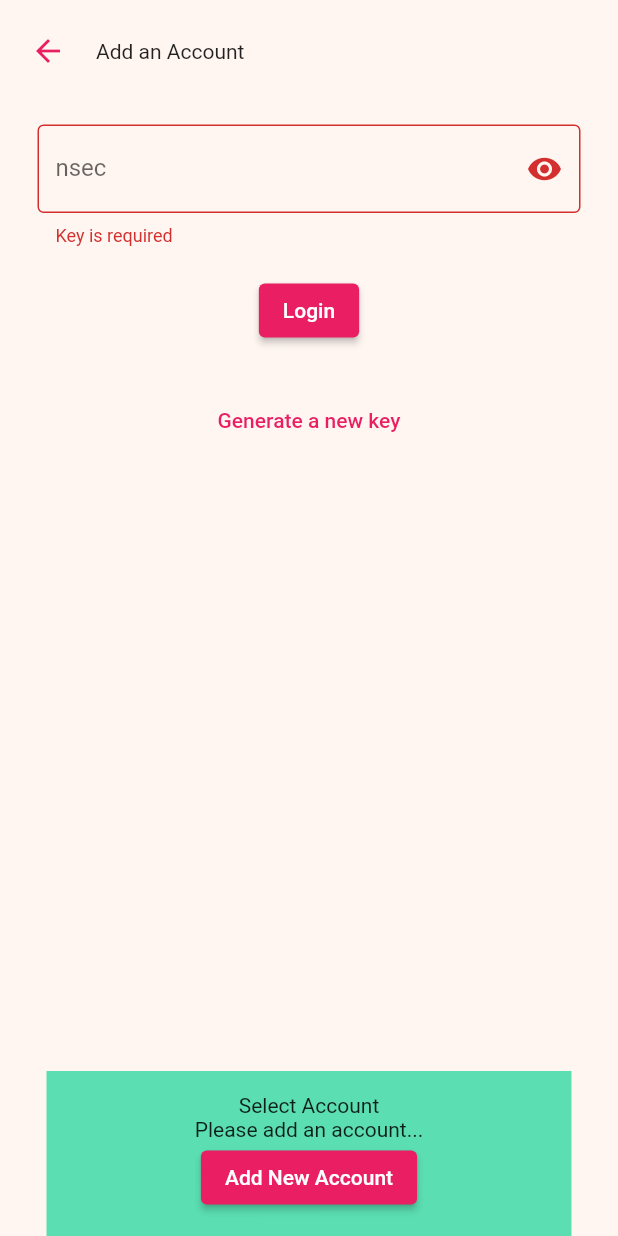
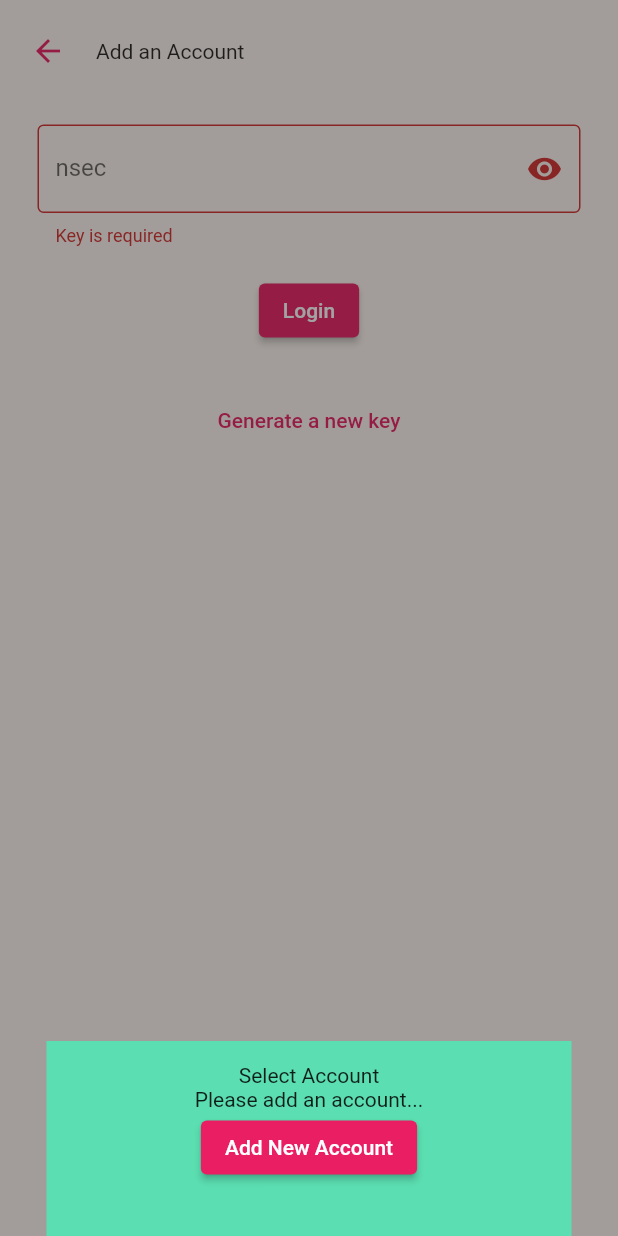
Before and after one commit to wavlake/watermelon, a Flutter app: the screen it shows after launch, after a tap on "Login", after a tap on "Switch profile", on a phone screen of 412 x 824 dp. Run offline on Flutter 3.47's test engine with Material 2 defaults, Android fonts, the phone set to English and light mode, and no system bars; our stand-ins replace flutter_secure_storage, get_storage; missing offline and left inert: mobile_scanner, nostr, nostr_tools.

Commit message:
full screen, move profile picker outside safearea

```diff
--- a/lib/components/buttons.dart
+++ b/lib/components/buttons.dart
@@ -2,6 +2,7 @@ import 'package:flutter/material.dart';
 import '../../model/profiles.dart';
 import '../../model/state.dart';
 
+// This is currently not used anywhere, but it's a good example of how to create a custom button.
 class WavlakeIconButton extends StatelessWidget {
   const WavlakeIconButton({
     super.key,
--- a/lib/components/user_avatar.dart
+++ b/lib/components/user_avatar.dart
@@ -29,10 +29,5 @@ class UserAvatar extends StatelessWidget {
                 child: Image.network(profileImageUrl))),
       ],
     );
-    // }
-
-    // if no npub, return "nothing"
-    // https://stackoverflow.com/questions/53455358/how-to-present-an-empty-view-in-flutter
-    return const SizedBox.shrink();
   }
 }
--- a/lib/layout_wrapper.dart
+++ b/lib/layout_wrapper.dart
@@ -35,13 +35,12 @@ class _LayoutWrapperState extends State<LayoutWrapper> {
 
     // The container for the current page, with its background color
     // and subtle switching animation.
-    var mainArea = ColoredBox(
+    var mainArea = SafeArea(
+      child: ColoredBox(
           color: WavlakeColors.beige,
           child: AnimatedSwitcher(
             duration: const Duration(milliseconds: 200),
-          child: Stack(
-            children: [
-              Column(
+            child: Column(
               mainAxisAlignment: MainAxisAlignment.spaceBetween,
               children: [
                 widget.page,
@@ -52,7 +51,28 @@ class _LayoutWrapperState extends State<LayoutWrapper> {
                     child: const Text("Switch profile"))
               ],
             ),
-              if (showProfilePicker)
+          )),
+    );
+
+    return Scaffold(
+      body: LayoutBuilder(
+        builder: (context, constraints) {
+          return Stack(
+            children: [
+              mainArea,
+              if (showProfilePicker) ...[
+                Opacity(
+                  opacity: 0.4,
+                  child: InkWell(
+                    onTap: closeProfilePicker,
+                    child: Container(
+                      height: MediaQuery.of(context).size.height,
+                      width: MediaQuery.of(context).size.width,
+                      decoration:
+                          const BoxDecoration(color: WavlakeColors.black),
+                    ),
+                  ),
+                ),
                 Positioned(
                   left: 0,
                   right: 0,
@@ -74,13 +94,8 @@ class _LayoutWrapperState extends State<LayoutWrapper> {
                   ),
                 ),
               ],
-          )),
+            ],
           );
-
-    return Scaffold(
-      body: LayoutBuilder(
-        builder: (context, constraints) {
-          return SafeArea(child: mainArea);
         },
       ),
     );
--- a/lib/main.dart
+++ b/lib/main.dart
@@ -9,10 +9,21 @@ import 'screens/welcome_screen.dart';
 import 'screens/scanner_screen.dart';
 import 'screens/loading_screen.dart';
 import 'model/state.dart';
+import 'package:flutter/services.dart'; // For `SystemChrome`
+
+void enterFullScreen() {
+  SystemChrome.setEnabledSystemUIMode(SystemUiMode.manual, overlays: []);
+}
+
+void exitFullScreen() {
+  SystemChrome.setEnabledSystemUIMode(SystemUiMode.manual,
+      overlays: SystemUiOverlay.values);
+}
 
 void main() async {
   // init local storage, used by AppState provider
   await GetStorage.init();
+  enterFullScreen();
   runApp(
     MultiProvider(
       providers: [
--- a/lib/screens/userProfile/user_profile_screen.dart
+++ b/lib/screens/userProfile/user_profile_screen.dart
@@ -29,12 +29,15 @@ class UserProfileScreen extends StatelessWidget {
                         profile: profile,
                         closeProfilePicker: closeProfilePicker);
                   }).toList(),
-            ElevatedButton(
-                onPressed: () {
-                  closeProfilePicker();
-                  appState.navigate(Screen.addUserProfile);
-                },
-                child: const Text("Add New Account")),
+            Padding(
+              padding: const EdgeInsets.only(bottom: 20.0),
+              child: ElevatedButton(
+                  onPressed: () {
+                    closeProfilePicker();
+                    appState.navigate(Screen.addUserProfile);
+                  },
+                  child: const Text("Add New Account")),
+            ),
           ]),
     );
   }
```
Lines whose indentation alone changed are shown as unchanged.
